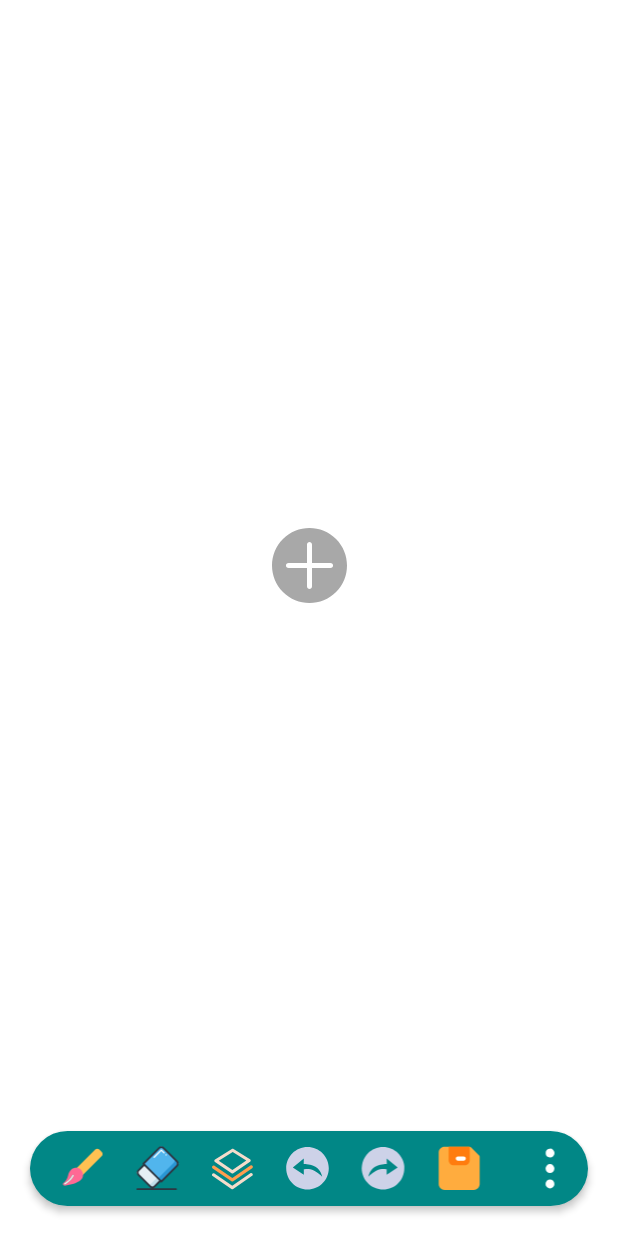
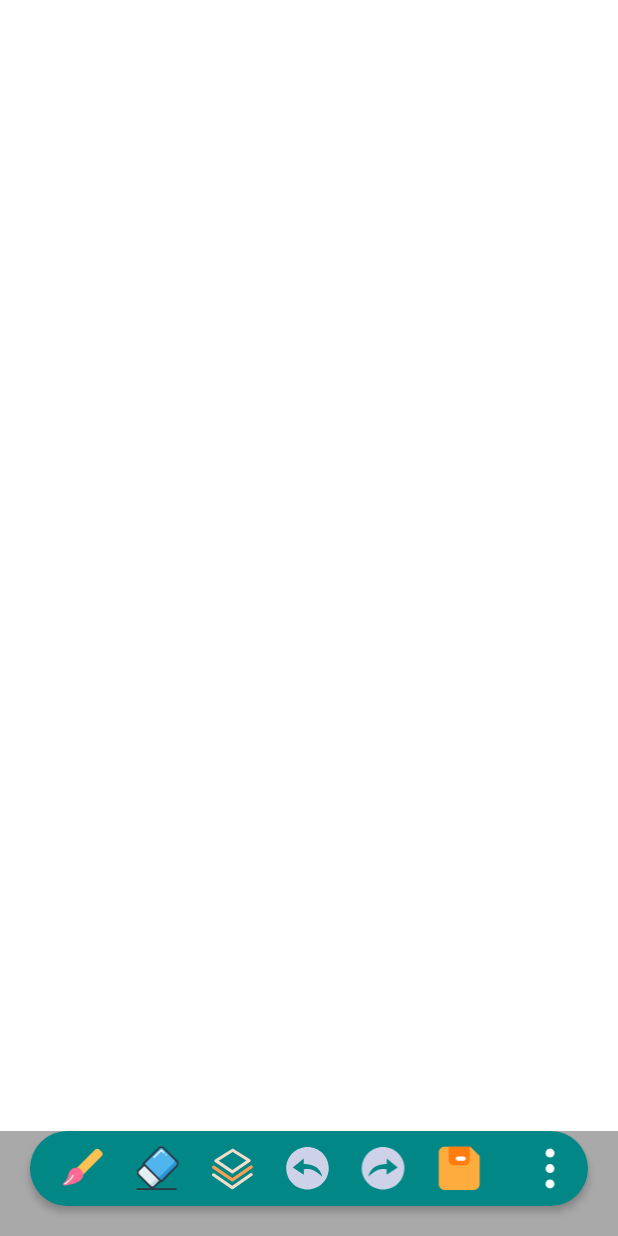
Before and after one commit to xluu233/PaintingBoard, an Android app: the screen it shows after launch (MainActivity), on a phone screen of 412 x 824 dp. Run offline under Robolectric (Android 15) with nearby library versions, the phone set to English and light mode, and no system bars; libraries missing offline, so code that uses them is left out: com.hi.dhl; 3 statements that could not run were skipped.

Commit message:
完善画笔功能

```diff
--- a/app/src/main/java/com/bugmaker/paintingboard/view/CanvasLayout.kt
+++ b/app/src/main/java/com/bugmaker/paintingboard/view/CanvasLayout.kt
@@ -2,9 +2,19 @@ package com.bugmaker.paintingboard.view
 
 import android.content.Context
 import android.graphics.Bitmap
+import android.graphics.Canvas
+import android.graphics.Paint
+import android.graphics.Path
 import android.util.AttributeSet
+import android.util.Log
+import android.view.MotionEvent
+import android.view.View
 import android.widget.FrameLayout
 import com.bugmaker.paintingboard.R
+import com.bugmaker.paintingboard.util.dp
+import com.bugmaker.paintingboard.util.screenHeight
+import com.bugmaker.paintingboard.util.screenWidth
+import java.util.*
 
 /**
  * @ClassName CanvasLayout
@@ -12,7 +22,7 @@ import com.bugmaker.paintingboard.R
  * @Author AlexLu_1406496344@qq.com
  * @Date 2022/1/10 15:21
  */
-class CanvasLayout: FrameLayout {
+class CanvasLayout: View {
 
     private val TAG = "CanvasLayout"
 
@@ -32,13 +42,51 @@ class CanvasLayout: FrameLayout {
         init()
     }
 
-    private fun init() {
-        setBackgroundResource(R.color.transparent)
-        initPaint()
+    companion object{
+
+        //画布设置
+        var defaultWidth = screenWidth
+        var defaultHeight = screenHeight-150
+
+        //画笔设置
+        var paintColor = R.color.teal_200
+        var strokeWith = 5.dp
+
     }
 
+    private val pathsArray = LinkedList<Line>()
+    //当前画笔
+    private var curPaint = Paint().apply {
+        color = paintColor
+        strokeWidth = strokeWith
+        strokeJoin = Paint.Join.ROUND
+        strokeCap = Paint.Cap.ROUND
+        style = Paint.Style.STROKE
+    }
 
-    private fun initPaint() {
+    //当前路径
+    private var curPath: Path ?= null
+
+    //当前画笔操作
+    private var curLine:Line ?= null
+
+    private fun init() {
+        initPaint()
+        setBackgroundResource(R.color.white)
+    }
+
+    fun initSize(width:Int = 0,height:Int = 0){
+        if (width == 0){
+            defaultWidth = screenWidth
+            defaultHeight = screenHeight-150
+        }else{
+            defaultWidth = width
+            defaultHeight = height
+        }
+        invalidate()
+    }
+
+    fun initPaint() {
 
     }
 
@@ -46,4 +94,65 @@ class CanvasLayout: FrameLayout {
 
     }
 
+    override fun onTouchEvent(event: MotionEvent?): Boolean {
+        if (event == null) return super.onTouchEvent(event)
+        when(event.action){
+            MotionEvent.ACTION_DOWN ->{
+                //创建新的路径
+                curPath = Path()
+                //当前触摸点就是这个路径的起始点
+                curPath?.moveTo(event.x, event.y)
+            }
+            MotionEvent.ACTION_MOVE ->{
+                curPath?.lineTo(event.x, event.y)
+                //马上画出来
+                invalidate()
+            }
+            MotionEvent.ACTION_UP ->{
+                //保存当前路径
+                curLine = Line(curPath!!,curPaint)
+                pathsArray.add(curLine!!)
+                curPath = null
+            }
+        }
+        return true
+    }
+
+    override fun onMeasure(widthMeasureSpec: Int, heightMeasureSpec: Int) {
+        val height = View.MeasureSpec.getSize(heightMeasureSpec)
+        val width = View.MeasureSpec.getSize(widthMeasureSpec)
+        Log.d(TAG, "onMeasure: $width,$height")
+        super.onMeasure(widthMeasureSpec, heightMeasureSpec)
+
+    }
+
+    override fun onLayout(changed: Boolean, left: Int, top: Int, right: Int, bottom: Int) {
+        Log.d(TAG, "onLayout: $changed,left:$left,right:$right,top:$top,bottom:$bottom")
+        super.onLayout(changed, left, top, right, bottom)
+
+    }
+
+    override fun onDraw(canvas: Canvas?) {
+        Log.d(TAG, "onDraw")
+        super.onDraw(canvas)
+        if (pathsArray.isNotEmpty()){
+            pathsArray.forEach { line ->
+                canvas?.drawPath(line.path,line.paint)
+            }
+        }
+        curPath?.let { path->
+            canvas?.drawPath(path,curPaint)
+        }
+
+    }
+
+
+    fun back(){
+
+    }
+
+    fun reBack(){
+
+    }
+
 }
--- a/app/src/main/res/layout/fragment_draw.xml
+++ b/app/src/main/res/layout/fragment_draw.xml
@@ -4,7 +4,18 @@
     xmlns:tools="http://schemas.android.com/tools"
     android:layout_width="match_parent"
     android:layout_height="match_parent"
+    android:background="@color/darkgrey"
     tools:context=".DrawFragment">
+
+
+    <com.bugmaker.paintingboard.view.CanvasLayout
+        android:id="@+id/surfaceView"
+        android:layout_width="match_parent"
+        android:layout_height="0dp"
+        app:layout_constraintBottom_toTopOf="@+id/tools_layout"
+        app:layout_constraintEnd_toEndOf="parent"
+        app:layout_constraintStart_toStartOf="parent"
+        app:layout_constraintTop_toTopOf="parent" />
 
     <ImageButton
         android:id="@+id/create_canvas"
@@ -13,17 +24,11 @@
         android:scaleType="fitCenter"
         android:src="@drawable/icon_add"
         android:background="@null"
+        android:visibility="gone"
         app:layout_constraintBottom_toTopOf="@+id/tools_layout"
         app:layout_constraintEnd_toEndOf="parent"
         app:layout_constraintStart_toStartOf="parent"
         app:layout_constraintTop_toTopOf="parent" />
-
-
-    <com.bugmaker.paintingboard.view.CanvasLayout
-        android:id="@+id/surfaceView"
-        android:background="@color/white"
-        android:layout_width="match_parent"
-        android:layout_height="match_parent" />
 
     <LinearLayout
         android:id="@+id/tools_layout"
```
Also changed, not shown: app/src/main/java/com/bugmaker/paintingboard/DrawFragment.kt (+17 -1 lines), app/src/main/java/com/bugmaker/paintingboard/view/Line.kt (added, +12 -0 lines).
